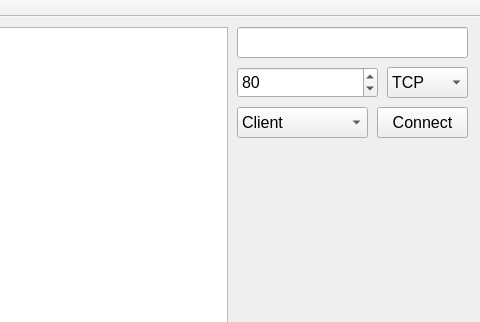
Before: the Qt Designer form socketTest/mainwindow.ui in Githubwyb/socketTest, drawn with Qt 5; both pictures show x 553 to 1033 and y 0 to 322 of the 1033 by 649 pixel window.
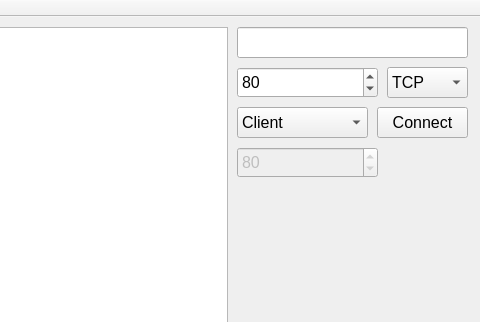
After: the same form once the commit is applied.

Diff of the .ui file:
```diff
--- a/socketTest/mainwindow.ui
+++ b/socketTest/mainwindow.ui
@@ -205,6 +205,30 @@
      </property>
     </item>
    </widget>
+   <widget class="QSpinBox" name="udpPortSpinBox">
+    <property name="enabled">
+     <bool>false</bool>
+    </property>
+    <property name="geometry">
+     <rect>
+      <x>790</x>
+      <y>130</y>
+      <width>141</width>
+      <height>31</height>
+     </rect>
+    </property>
+    <property name="font">
+     <font>
+      <pointsize>12</pointsize>
+     </font>
+    </property>
+    <property name="maximum">
+     <number>999999999</number>
+    </property>
+    <property name="value">
+     <number>80</number>
+    </property>
+   </widget>
   </widget>
   <widget class="QMenuBar" name="menuBar">
    <property name="geometry">
```
Left out of the diff: 2 changed lines with no effect on the pictures.
